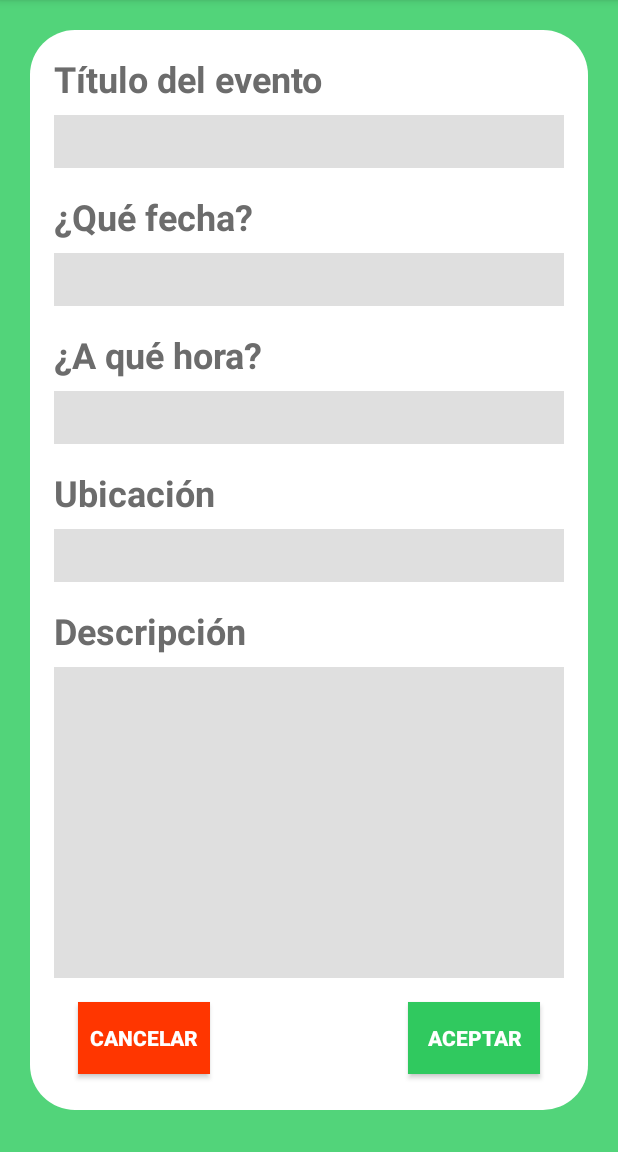
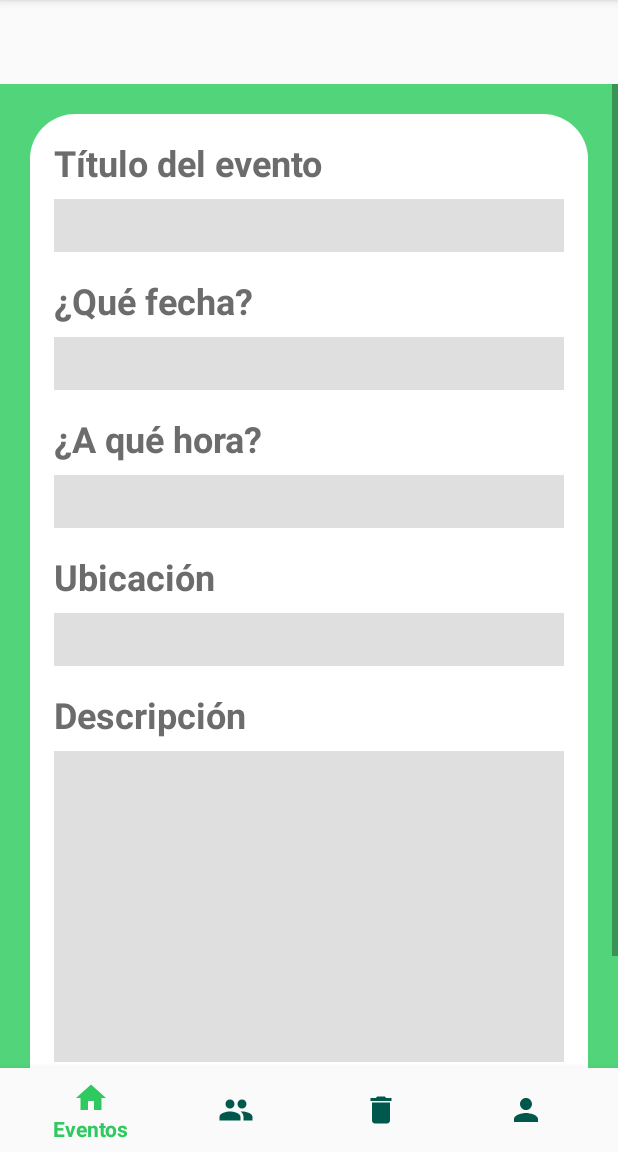
Before and after one commit to AdrianPrietoLozano/CuidadoMedioAmbiente, an Android app: the screen it shows after launch (DatosEventoActivity before the commit, MainActivity after it), after a tap on an icon or button, on a phone screen of 412 x 824 dp, the part 84-1236 px from its top. Run offline under Robolectric (Android 15) with nearby library versions, the phone set to English and light mode, and no system bars; our stand-ins replace navigation-ui.

Commit message:
Cambios en el Fragment y en el BottomNavigationView

```diff
--- a/app/build.gradle
+++ b/app/build.gradle
@@ -30,4 +30,6 @@ dependencies {
     implementation 'com.google.android.gms:play-services-maps:16.1.0'
     implementation 'androidx.recyclerview:recyclerview:1.0.0'
     implementation 'com.google.android.material:material:1.0.0'
+    implementation 'androidx.navigation:navigation-fragment:2.0.0'
+    implementation 'androidx.navigation:navigation-ui:2.1.0'
 }
--- a/app/src/main/AndroidManifest.xml
+++ b/app/src/main/AndroidManifest.xml
@@ -17,7 +17,6 @@
         android:roundIcon="@mipmap/ic_launcher_round"
         android:supportsRtl="true"
         android:theme="@style/AppTheme">
-        <activity android:name=".DatosEventoActivity"></activity>
         <!--
              The API key for Google Maps-based APIs is defined as a string resource.
              (See the file "res/values/google_maps_api.xml").
--- a/app/src/main/java/com/example/cuidadodelambiente/DatosEventoActivity.java
+++ b/app/src/main/java/com/example/cuidadodelambiente/CrearEventoFragment.java
@@ -1,36 +1,56 @@
 package com.example.cuidadodelambiente;
 
-import androidx.appcompat.app.AppCompatActivity;
 
 import android.app.DatePickerDialog;
 import android.app.TimePickerDialog;
 import android.os.Bundle;
+
+import androidx.fragment.app.Fragment;
+
+import android.view.LayoutInflater;
 import android.view.View;
+import android.view.ViewGroup;
 import android.widget.DatePicker;
-import android.widget.EditText;
 import android.widget.TextView;
 import android.widget.TimePicker;
+import android.widget.Toast;
 
 import java.util.Calendar;
 
-public class DatosEventoActivity extends AppCompatActivity {
+
+/**
+ * A simple {@link Fragment} subclass.
+ */
+public class CrearEventoFragment extends Fragment {
 
     private TextView fechaView;
     private TextView horaView;
     private int dia, mes, anio, hora, minutos;
     private Calendar calendario;
     private DatePickerDialog datePickerDialog;
+    private TimePickerDialog timePickerDialog;
+
+
+    public CrearEventoFragment() {
+        // Required empty public constructor
+    }
+
 
     @Override
-    protected void onCreate(Bundle savedInstanceState) {
-        super.onCreate(savedInstanceState);
-        setContentView(R.layout.activity_datos_evento);
+    public View onCreateView(LayoutInflater inflater, ViewGroup container,
+                             Bundle savedInstanceState) {
+        // Inflate the layout for this fragment
+        View v = inflater.inflate(R.layout.fragment_crear_evento, container, false);
 
-        fechaView = findViewById(R.id.textViewFecha);
-        horaView = findViewById(R.id.textViewHora);
+        fechaView = v.findViewById(R.id.textViewFecha);
+        horaView = v.findViewById(R.id.textViewHora);
 
         fechaView.setOnClickListener(listenerFecha);
         horaView.setOnClickListener(listenerHora);
+
+        Toast.makeText(getContext(), "Entro", Toast.LENGTH_LONG).show();
+
+        return v;
     }
 
     private View.OnClickListener listenerFecha = new View.OnClickListener() {
@@ -42,7 +62,7 @@ public class DatosEventoActivity extends AppCompatActivity {
             mes = calendario.get(calendario.MONTH);
             anio = calendario.get(calendario.YEAR);
 
-            datePickerDialog = new DatePickerDialog(DatosEventoActivity.this, new DatePickerDialog.OnDateSetListener()
+            datePickerDialog = new DatePickerDialog(getContext(), new DatePickerDialog.OnDateSetListener()
             {
                 @Override
                 public void onDateSet(DatePicker view, int year, int month, int dayOfMonth)
@@ -64,7 +84,7 @@ public class DatosEventoActivity extends AppCompatActivity {
             hora = calendario.get(calendario.HOUR_OF_DAY);
             minutos = calendario.get(calendario.MINUTE);
 
-            TimePickerDialog timePickerDialog = new TimePickerDialog(DatosEventoActivity.this, new TimePickerDialog.OnTimeSetListener()
+            timePickerDialog = new TimePickerDialog(getContext(), new TimePickerDialog.OnTimeSetListener()
             {
                 @Override
                 public void onTimeSet(TimePicker view, int hourOfDay, int minute)
@@ -77,4 +97,5 @@ public class DatosEventoActivity extends AppCompatActivity {
 
         }
     };
+
 }
--- a/app/src/main/java/com/example/cuidadodelambiente/EventosLimpieza.java
+++ b/app/src/main/java/com/example/cuidadodelambiente/EventosLimpieza.java
@@ -29,6 +29,7 @@ public class EventosLimpieza extends Fragment implements OnMapReadyCallback {
 
     private MapView mMapView;
     private static final String MAPVIEW_BUNDLE_KEY = "MapViewBundleKey";
+    private final Fragment datosCrearEvento = new CrearEventoFragment();
 
     public EventosLimpieza() {
         // Required empty public constructor
@@ -38,6 +39,7 @@ public class EventosLimpieza extends Fragment implements OnMapReadyCallback {
     public View onCreateView(LayoutInflater inflater, ViewGroup container,
                              Bundle savedInstanceState) {
         View v = inflater.inflate(R.layout.fragment_eventos_limpieza, container, false);
+
 
         // *** IMPORTANT ***
         // MapView requires that the Bundle you pass contain _ONLY_ MapView SDK
@@ -56,8 +58,10 @@ public class EventosLimpieza extends Fragment implements OnMapReadyCallback {
         nuevoEvento.setOnClickListener(new View.OnClickListener() {
             @Override
             public void onClick(View v) {
+                /*
                 Intent intent = new Intent(getActivity(), DatosEventoActivity.class);
-                startActivity(intent);
+                startActivity(intent);*/
+                getFragmentManager().beginTransaction().replace(R.id.nav_host_fragment, datosCrearEvento).commit();
             }
         });
 
--- a/app/src/main/java/com/example/cuidadodelambiente/MainActivity.java
+++ b/app/src/main/java/com/example/cuidadodelambiente/MainActivity.java
@@ -3,6 +3,10 @@ package com.example.cuidadodelambiente;
 import androidx.annotation.NonNull;
 import androidx.appcompat.app.AppCompatActivity;
 import androidx.fragment.app.Fragment;
+import androidx.navigation.NavController;
+import androidx.navigation.Navigation;
+import androidx.navigation.ui.AppBarConfiguration;
+import androidx.navigation.ui.NavigationUI;
 
 import android.app.Activity;
 import android.app.Dialog;
@@ -27,25 +31,31 @@ import com.google.android.material.floatingactionbutton.FloatingActionButton;
 
 public class MainActivity extends AppCompatActivity implements BottomNavigationView.OnNavigationItemSelectedListener {
 
+
     private BottomNavigationView bottomNavigationView;
-    private EventosLimpieza eventosFragment;
-    private RecomendacionEventosFragment eventosRecomendadosFragment;
-    private RecomendacionCrearEventoFragment recomendacionCrearEventoFragment;
-    private CuentaFragment cuentaFragment;
+    private final EventosLimpieza eventosFragment = new EventosLimpieza();;
+    private final RecomendacionEventosFragment eventosRecomendadosFragment = new RecomendacionEventosFragment();;
+    private final RecomendacionCrearEventoFragment recomendacionCrearEventoFragment = new RecomendacionCrearEventoFragment();;
+    private final CuentaFragment cuentaFragment = new CuentaFragment();
 
     @Override
     protected void onCreate(Bundle savedInstanceState) {
         super.onCreate(savedInstanceState);
         setContentView(R.layout.activity_main);
 
-        eventosFragment = new EventosLimpieza();
-        eventosRecomendadosFragment = new RecomendacionEventosFragment();
-        recomendacionCrearEventoFragment = new RecomendacionCrearEventoFragment();
-        cuentaFragment = new CuentaFragment();
-
         bottomNavigationView = findViewById(R.id.bottom_navigation);
         bottomNavigationView.setOnNavigationItemSelectedListener(this);
         bottomNavigationView.setSelectedItemId(R.id.todos_eventos);
+
+        /*
+        BottomNavigationView navView = findViewById(R.id.bottom_navigation);
+        AppBarConfiguration appBarConfiguration = new AppBarConfiguration.Builder(
+                R.id.navigation_eventos, R.id.navigation_eventos_para_ti,
+                R.id.navigation_reportes, R.id.navigation_cuenta)
+                .build();
+        NavController navController = Navigation.findNavController(this, R.id.nav_host_fragment);
+        NavigationUI.setupActionBarWithNavController(this, navController, appBarConfiguration);
+        NavigationUI.setupWithNavController(navView, navController);*/
 
 
 
@@ -88,6 +98,7 @@ public class MainActivity extends AppCompatActivity implements BottomNavigationV
     }
 
     private void iniciarFragment(Fragment fragment) {
-        getSupportFragmentManager().beginTransaction().replace(R.id.contenedor, fragment).commit();
+        getSupportFragmentManager().beginTransaction().replace(R.id.nav_host_fragment, fragment).commit();
     }
+
 }
--- a/app/src/main/res/layout/activity_main.xml
+++ b/app/src/main/res/layout/activity_main.xml
@@ -4,17 +4,8 @@
     xmlns:tools="http://schemas.android.com/tools"
     android:layout_width="match_parent"
     android:layout_height="match_parent"
+    android:paddingTop="?attr/actionBarSize"
     tools:context=".MainActivity">
-
-    <FrameLayout
-        android:id="@+id/contenedor"
-        android:layout_width="0dp"
-        android:layout_height="0dp"
-        android:background="@color/colorPrimary"
-        app:layout_constraintBottom_toTopOf="@+id/bottom_navigation"
-        app:layout_constraintEnd_toEndOf="parent"
-        app:layout_constraintStart_toStartOf="parent"
-        app:layout_constraintTop_toTopOf="parent" />
 
     <com.google.android.material.bottomnavigation.BottomNavigationView
         android:id="@+id/bottom_navigation"
@@ -23,10 +14,23 @@
         app:layout_constraintBottom_toBottomOf="parent"
         app:layout_constraintEnd_toEndOf="parent"
         app:layout_constraintStart_toStartOf="parent"
+        android:background="?android:attr/windowBackground"
         app:menu="@menu/bottom_navigation_menu"
         app:itemIconTint="@drawable/item_selected"
         app:itemTextColor="@drawable/item_selected"/>
 
+    <fragment
+        android:id="@+id/nav_host_fragment"
+        android:name="androidx.navigation.fragment.NavHostFragment"
+        android:layout_width="match_parent"
+        android:layout_height="0dp"
+        app:defaultNavHost="true"
+        app:layout_constraintBottom_toTopOf="@+id/bottom_navigation"
+        app:layout_constraintLeft_toLeftOf="parent"
+        app:layout_constraintRight_toRightOf="parent"
+        app:layout_constraintTop_toTopOf="parent"
+        app:navGraph="@navigation/mobile_navigation" />
+
 
 
 </androidx.constraintlayout.widget.ConstraintLayout>
--- a/app/src/main/res/layout/activity_datos_evento.xml
+++ b/app/src/main/res/layout/fragment_crear_evento.xml
@@ -1,11 +1,12 @@
 <?xml version="1.0" encoding="utf-8"?>
 <androidx.constraintlayout.widget.ConstraintLayout xmlns:android="http://schemas.android.com/apk/res/android"
+    xmlns:tools="http://schemas.android.com/tools"
     xmlns:app="http://schemas.android.com/apk/res-auto"
-    xmlns:tools="http://schemas.android.com/tools"
     android:layout_width="match_parent"
     android:layout_height="match_parent"
     android:background="@color/verdeFondo"
-    tools:context=".DatosEventoActivity">
+    tools:context=".CrearEventoFragment">
+
 
     <ScrollView
         android:layout_width="match_parent"
@@ -198,5 +199,4 @@
 
     </ScrollView>
 
-
 </androidx.constraintlayout.widget.ConstraintLayout>
--- a/app/src/main/res/layout/fragment_eventos_limpieza.xml
+++ b/app/src/main/res/layout/fragment_eventos_limpieza.xml
@@ -136,7 +136,7 @@
                     <TextView
                         android:layout_width="wrap_content"
                         android:layout_height="wrap_content"
-                        android:text="@string/descripcion_recomendacion_eventos"
+                        android:text="@string/descripcion_recomendacion_crear_evento"
                         android:textSize="12sp" />
 
                 </LinearLayout>
--- /dev/null
+++ b/app/src/main/res/navigation/mobile_navigation.xml
@@ -0,0 +1,32 @@
+<?xml version="1.0" encoding="utf-8"?>
+<navigation xmlns:android="http://schemas.android.com/apk/res/android"
+    xmlns:app="http://schemas.android.com/apk/res-auto"
+    android:id="@+id/mobile_navigation"
+    xmlns:tools="http://schemas.android.com/tools"
+    app:startDestination="@+id/navigation_eventos">
+
+    <fragment
+        android:id="@+id/navigation_eventos"
+        android:name="com.example.cuidadodelambiente.EventosLimpieza"
+        android:label="@string/app_name"
+        tools:layout="@layout/fragment_eventos_limpieza" />
+
+    <fragment
+        android:id="@+id/navigation_eventos_para_ti"
+        android:name="com.example.cuidadodelambiente.RecomendacionEventosFragment"
+        android:label="@string/recomendacion_eventos"
+        tools:layout="@layout/fragment_recomendacion_eventos" />
+
+    <fragment
+        android:id="@+id/navigation_reportes"
+        android:name="com.example.cuidadodelambiente.RecomendacionCrearEventoFragment"
+        android:label="@string/recomendacion_crear_eventos"
+        tools:layout="@layout/fragment_recomendacion_crear_evento" />
+
+    <fragment
+        android:id="@+id/navigation_cuenta"
+        android:name="com.example.cuidadodelambiente.CuentaFragment"
+        android:label="@string/tu_cuenta"
+        tools:layout="@layout/fragment_cuenta" />
+
+</navigation>
--- a/app/src/main/res/values/strings.xml
+++ b/app/src/main/res/values/strings.xml
@@ -3,7 +3,7 @@
     <string name="eventos_para_ti">Eventos para ti</string>
     <string name="descripcion_eventos_para_ti">Eventos en los que puedes participar según tu actividad y gustos</string>
     <string name="recomendacion_eventos">Recomendaciones para que inicies un evento</string>
-    <string name="descripcion_recomendacion_eventos">Nuestra recomendación de puntos de contaminación para que crees un evento</string>
+    <string name="descripcion_recomendacion_crear_evento">Nuestra recomendación de puntos de contaminación para que crees un evento</string>
     <string name="titulo_evento">Título del evento</string>
     <string name="dia_evento">¿Qué fecha?</string>
     <string name="hora_evento">¿A qué hora?</string>
@@ -11,6 +11,8 @@
     <string name="descripcion_evento">Descripción</string>
     <string name="boton_cancelar">Cancelar</string>
     <string name="boton_aceptar">Aceptar</string>
+    <string name="tu_cuenta">Tu cuenta</string>
+    <string name="recomendacion_crear_eventos">Recomendacion crear evento</string>
 
     <!-- TODO: Remove or change this placeholder text -->
     <string name="hello_blank_fragment">Hello blank fragment</string>
```
